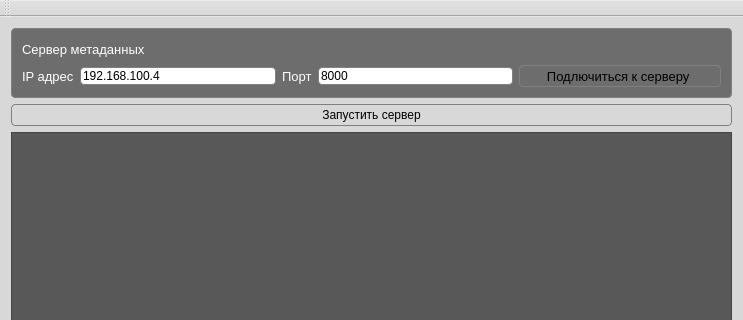
This is src/Server/mainwindow.ui in Alex-Sidorov/TeamData as Qt 5 draws it before an edit; both pictures show x 0 to 743 and y 0 to 320 of the 743 by 477 pixel window. The edited form follows.
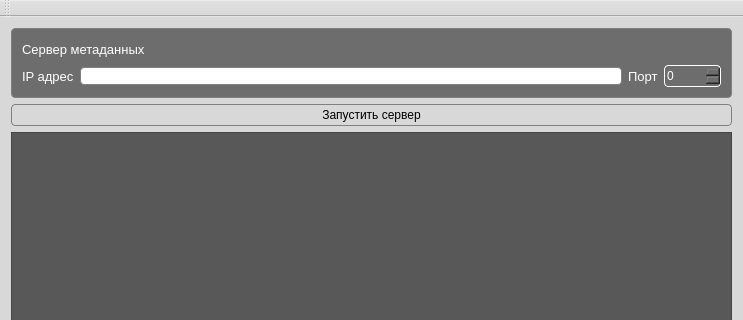
This is the edited form.

The edit to the form file:
```diff
--- a/src/Server/mainwindow.ui
+++ b/src/Server/mainwindow.ui
@@ -95,7 +95,7 @@
 }</string>
            </property>
            <property name="text">
-            <string>192.168.100.4</string>
+            <string/>
            </property>
           </widget>
          </item>
@@ -116,46 +116,14 @@
           </widget>
          </item>
          <item>
-          <widget class="QLineEdit" name="serv_port">
+          <widget class="QSpinBox" name="serv_port">
            <property name="styleSheet">
-            <string notr="true">QWidget
-{
-	border: 1px solid grey;
-	border-radius: 4px;
-	background : white;
-}</string>
+            <string notr="true">border-color:white;
+color : white;
+height:20px;</string>
            </property>
-           <property name="text">
-            <string>8000</string>
-           </property>
-          </widget>
-         </item>
-         <item>
-          <widget class="QPushButton" name="pushButton">
-           <property name="font">
-            <font>
-             <pointsize>10</pointsize>
-            </font>
-           </property>
-           <property name="styleSheet">
-            <string notr="true">QPushButton
-{ 
-	height:20;
-	width:200;
-	border: 1px solid grey;
-	border-radius: 4px;
-    background-color: qlineargradient(x1: 0, y1: 0, x2: 0, y2: 1,
-                                      stop: 0 #dadbde, stop: 1 #f6f7fa);
-}
-
-QPushButton::pressed {
-    background-color:qlineargradient(x1: 0, y1: 0, x2: 0, y2: 1,
-                                      stop: 0 rgb(251, 252, 255), stop: 1 #f6f7fa);
-}
-</string>
-           </property>
-           <property name="text">
-            <string>Подлючиться к серверу </string>
+           <property name="maximum">
+            <number>65535</number>
            </property>
           </widget>
          </item>
```
